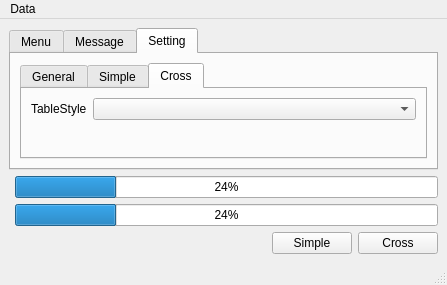
Qt form src/lite/ui_mainwindow.ui (mugwort-rc/qsurveytools) before a commit.
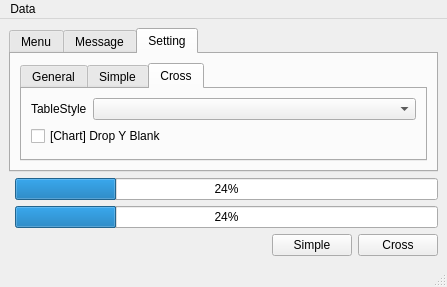
The same form after that commit. The open tabs and pages were chosen to show the change.

Commit message: New feature; [Chart] Drop Y Blank.

```diff
--- a/src/lite/ui_mainwindow.ui
+++ b/src/lite/ui_mainwindow.ui
@@ -7,7 +7,7 @@
     <x>0</x>
     <y>0</y>
     <width>447</width>
-    <height>280</height>
+    <height>284</height>
    </rect>
   </property>
   <property name="windowTitle">
@@ -222,6 +222,13 @@
             <item row="0" column="1">
              <widget class="QComboBox" name="comboBoxCrossFormat"/>
             </item>
+            <item row="2" column="0" colspan="2">
+             <widget class="QCheckBox" name="checkBoxChartDropYBlank">
+              <property name="text">
+               <string>[Chart] Drop Y Blank</string>
+              </property>
+             </widget>
+            </item>
            </layout>
           </widget>
          </widget>
```
The commit also changes 4 other files.
